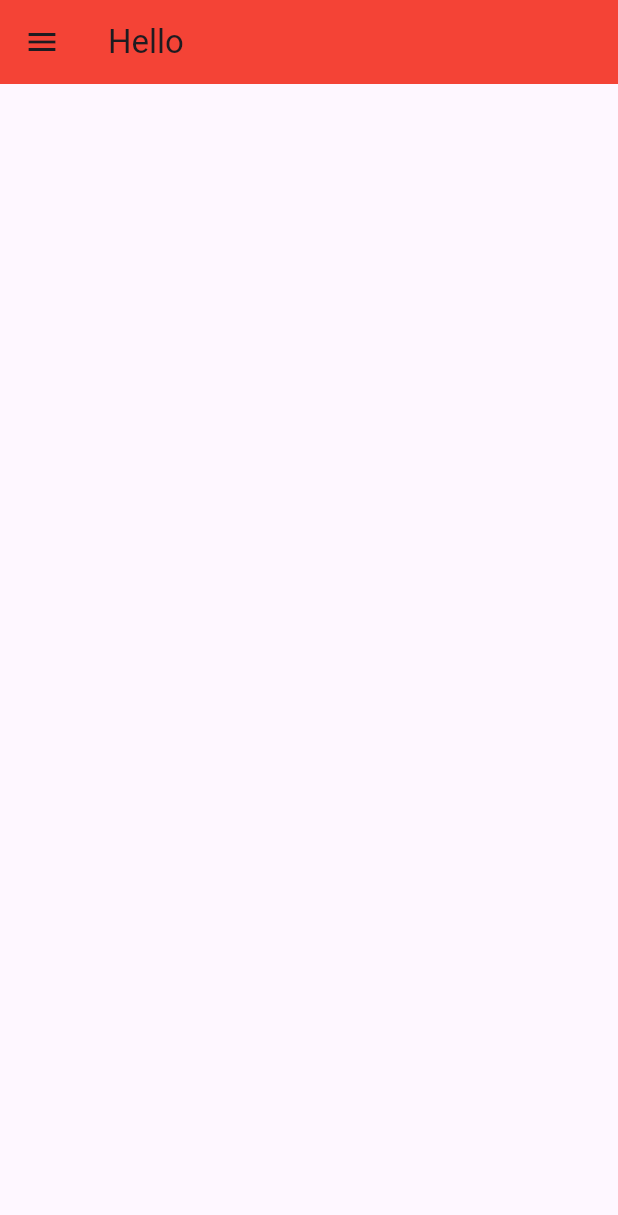
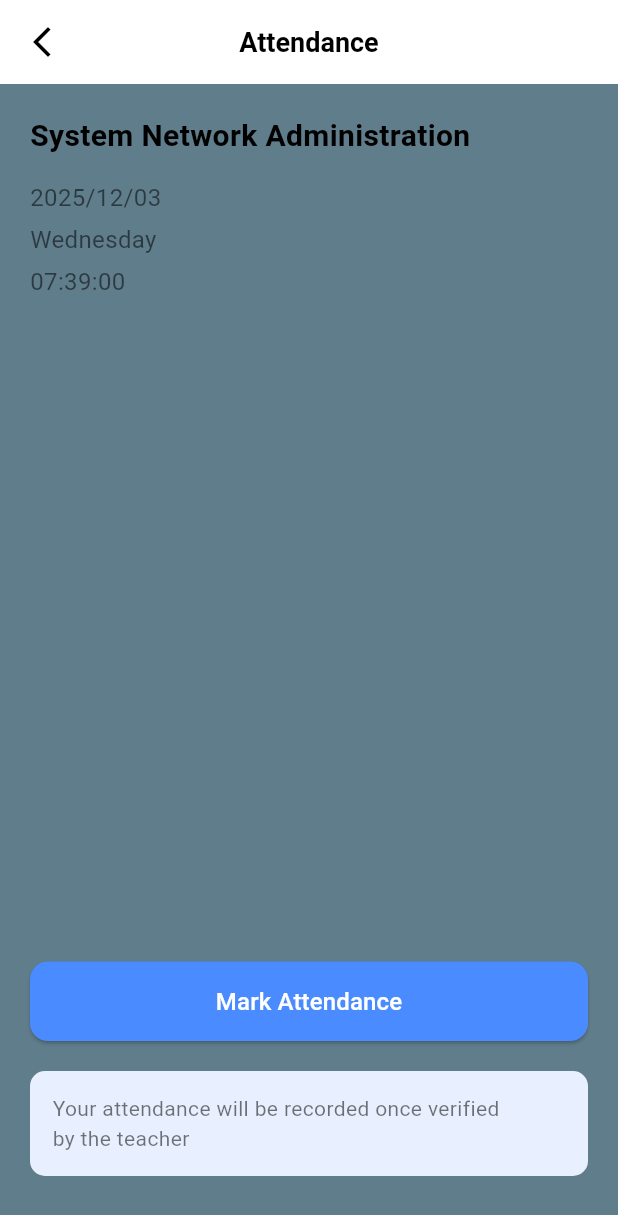
Before and after one commit to Rnx107/Attendance-Management-System, a Flutter app: the screen it shows after launch, on a phone screen of 412 x 824 dp. Shown: the top 1215 px of the screen. Run offline on Flutter 3.47's test engine with Material 3 defaults, Android fonts, the phone set to English and light mode, and no system bars.

Commit message:
updated markattendance

```diff
--- a/lib/main.dart
+++ b/lib/main.dart
@@ -1,4 +1,5 @@
 import 'package:flutter/material.dart';
+import 'Pages/markattendance.dart';
 
 void main() {
   runApp(const MyApp());
@@ -11,18 +12,9 @@ class MyApp extends StatelessWidget {
   Widget build(BuildContext context) {
     return MaterialApp(
       debugShowCheckedModeBanner: false,
-      home: Scaffold(
-        appBar: AppBar(
-          backgroundColor: Colors.red,
-          title: Text("Hello"),
-          leading: IconButton(
-            onPressed: (){
 
-            },
-            icon: Icon(Icons.menu)),
-
-        ),
-      ),
+      // INITIAL PAGE OF THE APP
+      home: const AttendanceScreen(),   // <-- ADD SCREEN HERE
     );
   }
 }
--- /dev/null
+++ b/lib/pages/markattendance.dart
@@ -0,0 +1,118 @@
+import 'package:flutter/material.dart';
+
+class AttendanceScreen extends StatelessWidget {
+  const AttendanceScreen({super.key});
+
+  @override
+  Widget build(BuildContext context) {
+    return Scaffold(
+      backgroundColor: Colors.blueGrey,
+      appBar: AppBar(
+        backgroundColor: Colors.white,
+        elevation: 0,
+        leading: IconButton(
+          icon: const Icon(Icons.arrow_back_ios_new, color: Colors.black),
+          onPressed: () => Navigator.pop(context),
+        ),
+        centerTitle: true,
+        title: const Text(
+          "Attendance",
+          style: TextStyle(
+            color: Colors.black,
+            fontWeight: FontWeight.w600,
+            fontSize: 18,
+          ),
+        ),
+      ),
+
+      body: Padding(
+        padding: const EdgeInsets.all(20),
+        child: Column(
+          crossAxisAlignment: CrossAxisAlignment.start,
+          children: [
+
+            const Text(
+              "System Network Administration",
+              style: TextStyle(
+                fontSize: 20,
+                fontWeight: FontWeight.w600,
+                color: Colors.black,
+              ),
+            ),
+
+            const SizedBox(height: 15),
+
+            const Text(
+              "2025/12/03",
+              style: TextStyle(
+                fontSize: 16,
+                color: Colors.black54,
+              ),
+            ),
+
+            const SizedBox(height: 5),
+
+            const Text(
+              "Wednesday",
+              style: TextStyle(
+                fontSize: 16,
+                color: Colors.black54,
+              ),
+            ),
+
+            const SizedBox(height: 5),
+
+            const Text(
+              "07:39:00",
+              style: TextStyle(
+                fontSize: 16,
+                color: Colors.black54,
+              ),
+            ),
+
+            const Spacer(),
+
+            // MARK ATTENDANCE BUTTON
+            SizedBox(
+              width: double.infinity,
+              child: ElevatedButton(
+                style: ElevatedButton.styleFrom(
+                  backgroundColor: const Color(0xff4a8cff),
+                  padding: const EdgeInsets.symmetric(vertical: 15),
+                  shape: RoundedRectangleBorder(
+                    borderRadius: BorderRadius.circular(12),
+                  ),
+                ),
+                onPressed: () {},
+                child: const Text(
+                  "Mark Attendance",
+                  style: TextStyle(fontSize: 16, color: Colors.white),
+                ),
+              ),
+            ),
+
+            const SizedBox(height: 20),
+
+            Container(
+              width: double.infinity,
+              padding: const EdgeInsets.all(15),
+              decoration: BoxDecoration(
+                color: const Color(0xffe8f0ff),
+                borderRadius: BorderRadius.circular(10),
+              ),
+              child: const Text(
+                "Your attendance will be recorded once verified\nby the teacher",
+                style: TextStyle(
+                  fontSize: 14,
+                  color: Colors.black54,
+                ),
+              ),
+            ),
+
+            const SizedBox(height: 20),
+          ],
+        ),
+      ),
+    );
+  }
+}
```
